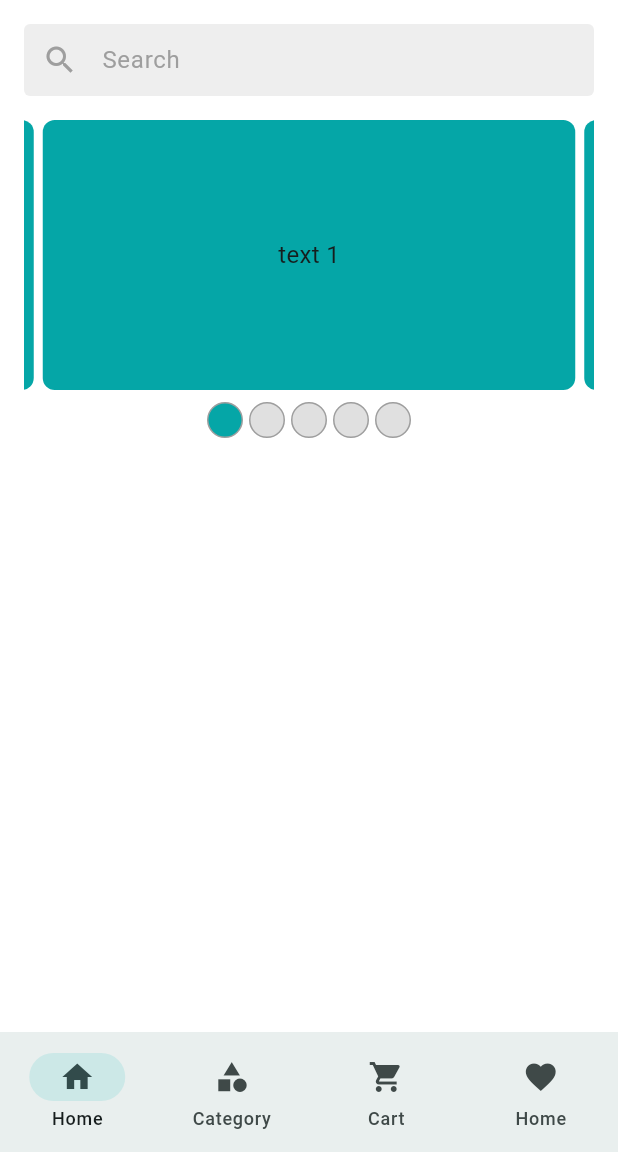
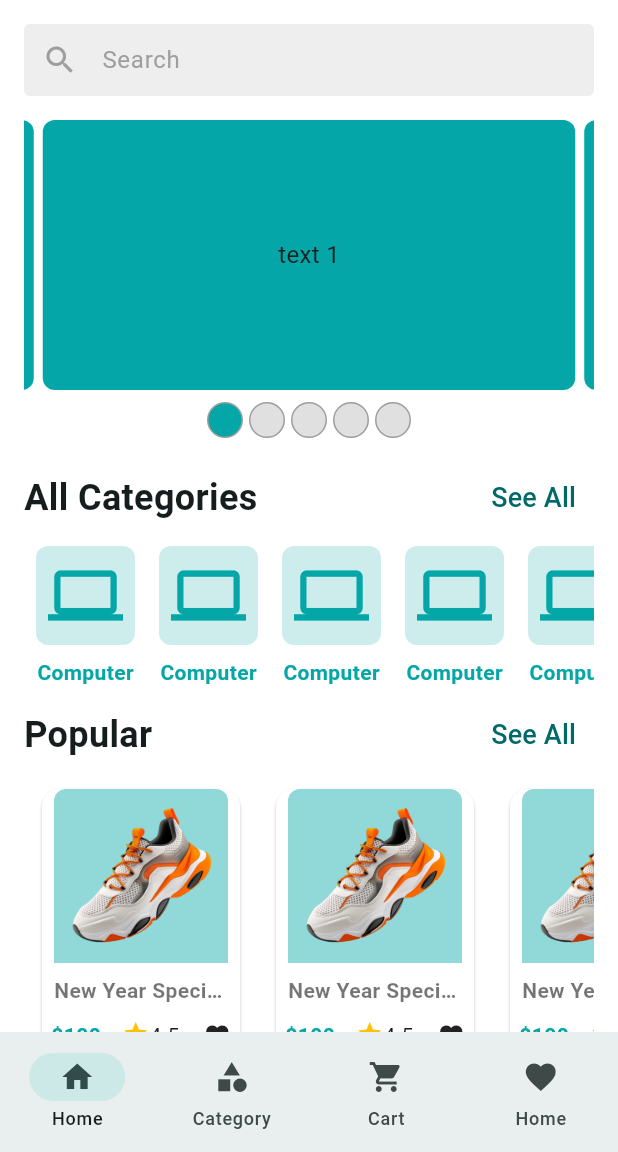
Before and after one commit to billalhossan1/ecomers-app, a Flutter app: the screen it shows after launch, on a phone screen of 412 x 824 dp, the part 84-1236 px from its top. Run offline on Flutter 3.47's test engine with Material 3 defaults, Android fonts, the phone set to English and light mode, and no system bars; drawn by our look-alikes of carousel_slider; our stand-ins replace flutter_svg, get, pin_code_fields.

Commit message:
add category screen

```diff
--- a/lib/app/app.dart
+++ b/lib/app/app.dart
@@ -4,6 +4,7 @@ import 'package:ecomers_app/app/controller_binder.dart';
 import 'package:ecomers_app/features/auth/ui/screen/login_screen.dart';
 import 'package:ecomers_app/features/auth/ui/screen/pin_verification_screen.dart';
 import 'package:ecomers_app/features/auth/ui/screen/register_screen.dart';
+import 'package:ecomers_app/features/category/ui/screens/category_list_screen.dart';
 import 'package:ecomers_app/features/home/ui/screens/main_bottom_nav_screen.dart';
 import 'package:flutter/material.dart';
 import 'package:get/get.dart';
@@ -23,6 +24,7 @@ class CraftyBay extends StatelessWidget {
         PinVerificationScreen.name:(context)=>const PinVerificationScreen(),
         RegisterScreen.name : (context)=>const RegisterScreen(),
         MainBottomNavBar.name : (context)=>const MainBottomNavBar(),
+        CategoryListScreen.name : (context)=>const CategoryListScreen(),
 
       },
       theme: AppThemeData.lightThemeData,
--- a/lib/app/assets_path.dart
+++ b/lib/app/assets_path.dart
@@ -2,5 +2,6 @@ class AssetsPath{
   static const String _initialPath='assets/images';
   static String logo='$_initialPath/logo.svg';
   static String logoNav='$_initialPath/logo_nav.svg';
+  static String shoe = '$_initialPath/shoe.png';
 
 }
--- a/lib/app/controller_binder.dart
+++ b/lib/app/controller_binder.dart
@@ -1,4 +1,4 @@
-import 'package:ecomers_app/features/common/ui/main_bottom_nav_controller.dart';
+import 'package:ecomers_app/features/common/controller/main_bottom_nav_controller.dart';
 import 'package:get/get.dart';
 
 class ControllerBinder extends Bindings
--- a/lib/features/auth/ui/screen/login_screen.dart
+++ b/lib/features/auth/ui/screen/login_screen.dart
@@ -61,6 +61,11 @@ class _LoginScreenState extends State<LoginScreen> {
       ),
     );
   }
+  @override
+  void dispose(){
+    super.dispose();
+    _emailTEController.dispose();
+  }
 
   void _moveToNextScreen() {
     if (_formKey.currentState!.validate()) {
--- a/lib/features/auth/ui/screen/pin_verification_screen.dart
+++ b/lib/features/auth/ui/screen/pin_verification_screen.dart
@@ -20,6 +20,7 @@ class _PinVerificationScreenState extends State<PinVerificationScreen> {
   late Timer _timer;
    int time=AppConstant.timer;
   bool enableResendButton = false;
+  final TextEditingController _pinCodeTEController = TextEditingController();
 
   @override
   void initState() {
@@ -42,6 +43,7 @@ class _PinVerificationScreenState extends State<PinVerificationScreen> {
   void dispose() {
     _timer.cancel();
     super.dispose();
+    _pinCodeTEController.dispose();
   }
 
   @override
@@ -65,6 +67,7 @@ class _PinVerificationScreenState extends State<PinVerificationScreen> {
               AppThemeData.secondaryText('A 4 digit OTP code has been sent'),
               const SizedBox(height: 24),
               PinCodeTextField(
+                controller: _pinCodeTEController,
                 length: 6,
                 obscureText: false,
                 animationType: AnimationType.fade,
--- /dev/null
+++ b/lib/features/category/ui/screens/category_list_screen.dart
@@ -0,0 +1,23 @@
+import 'package:ecomers_app/app/app_theme_data.dart';
+import 'package:ecomers_app/features/home/ui/widgets/category_item_widget.dart';
+import 'package:flutter/material.dart';
+
+class CategoryListScreen extends StatefulWidget {
+  const CategoryListScreen({super.key});
+  static String name = '/category-list-screen';
+
+  @override
+  State<CategoryListScreen> createState() => _CategoryScreenState();
+}
+
+class _CategoryScreenState extends State<CategoryListScreen> {
+  @override
+  Widget build(BuildContext context) {
+    return Scaffold(
+      appBar: AppBar(title: AppThemeData.primaryText('Category List')),
+      body: GridView.builder(itemCount:20,gridDelegate: const SliverGridDelegateWithFixedCrossAxisCount(crossAxisCount: 4,crossAxisSpacing: 4,mainAxisSpacing: 16), itemBuilder: (context,index){
+        return const FittedBox(child: CategoryItemWidget());
+      })
+    );
+  }
+}
--- a/lib/features/home/ui/screens/CategoryScreen.dart
+++ /dev/null
@@ -1,22 +0,0 @@
-import 'package:flutter/material.dart';
-
-class CategoryScreen extends StatefulWidget {
-  const CategoryScreen({super.key});
-
-  @override
-  State<CategoryScreen> createState() => _CategoryScreenState();
-}
-
-class _CategoryScreenState extends State<CategoryScreen> {
-  @override
-  Widget build(BuildContext context) {
-    return Scaffold(
-      body: Column(
-        mainAxisAlignment: MainAxisAlignment.center,
-        children: [
-          Center(child: Text('category'),),
-        ],
-      ),
-    );
-  }
-}
--- a/lib/features/home/ui/screens/home_screen.dart
+++ b/lib/features/home/ui/screens/home_screen.dart
@@ -1,7 +1,13 @@
-import 'package:carousel_slider/carousel_slider.dart';
+
+import 'package:ecomers_app/app/assets_path.dart';
+import 'package:ecomers_app/features/home/ui/widgets/category_item_widget.dart';
+import 'package:ecomers_app/features/home/ui/widgets/category_text_widget.dart';
 import 'package:ecomers_app/features/home/ui/widgets/home_carosel_slider.dart';
+import 'package:ecomers_app/features/home/ui/widgets/poduct_item_widget.dart';
 import 'package:ecomers_app/features/home/ui/widgets/product_search_bar.dart';
 import 'package:flutter/material.dart';
+import 'package:flutter_svg/flutter_svg.dart';
+
 
 class HomeScreen extends StatefulWidget {
   const HomeScreen({super.key});
@@ -15,18 +21,126 @@ class _HomeScreenState extends State<HomeScreen> {
   @override
   Widget build(BuildContext context) {
     return Scaffold(
-        body: Padding(
+        appBar: AppBar(title: SvgPicture.asset(AssetsPath.logoNav),
+          actions: [
+            Row(
+              children: [
+                CircleAvatar(backgroundColor:Colors.grey,child: IconButton(onPressed: (){}, icon: const Icon(Icons.person,color: Colors.white,),)),
+                const SizedBox(width: 12,),
+                CircleAvatar(backgroundColor: Colors.grey,child: IconButton(onPressed: (){}, icon: const Icon(Icons.call),color: Colors.white),),
+                const SizedBox(width: 12,),
+                CircleAvatar(backgroundColor: Colors.grey,child: IconButton(onPressed: (){}, icon: const Icon(Icons.alarm_sharp),color: Colors.white)),
+              ],
+            )
+          ],
+        ),
+        body: SingleChildScrollView(
+          scrollDirection: Axis.vertical,
+          child: Padding(
                 padding: const EdgeInsets.all(16.0),
                 child: Column(
+          crossAxisAlignment: CrossAxisAlignment.start,
           children: [
             ProductSearchBar(
               controller: searchBarController,
             ),
-          const SizedBox(height: 16,),
+            const SizedBox(
+              height: 16,
+            ),
             HomeCaroselSlider(),
-
+            const SizedBox(
+              height: 16,
+            ),
+            const CategoryTextWidget(
+              tittle: 'All Categories',
+            ),
+            SingleChildScrollView(
+              scrollDirection: Axis.horizontal,
+              child: Row(children: getCategoryList()),
+            ),
+            const CategoryTextWidget(
+              tittle: 'Popular',
+            ),
+            SingleChildScrollView(
+              scrollDirection: Axis.horizontal,
+              child: Row(children: getPopularList()),
+            ), const CategoryTextWidget(
+              tittle: 'Special',
+            ),
+            SingleChildScrollView(
+              scrollDirection: Axis.horizontal,
+              child: Row(children: getSpecialList()),
+            ),const CategoryTextWidget(
+              tittle: 'New',
+            ),
+            SingleChildScrollView(
+              scrollDirection: Axis.horizontal,
+              child: Row(children: getNewList()),
+            ),
           ],
+                ),
               ),
         ));
   }
+
+  List<Widget> getCategoryList() {
+    List<Widget> categoryList = [];
+    for (int i = 0; i < 10; i++) {
+      categoryList.add(const Padding(
+        padding: EdgeInsets.all(8.0),
+        child: CategoryItemWidget(),
+      ));
     }
+    return categoryList;
+  }
+
+  List<Widget> getSpecialList() {
+    List<Widget> categoryList = [];
+    for (int i = 0; i < 10; i++) {
+      categoryList.add(const Padding(
+        padding: EdgeInsets.all(8.0),
+        child: ProductItemWidget(
+          tittle: 'Speccial',
+          rating: 4.5,
+          price: 100,
+        ),
+      ));
+    }
+    return categoryList;
+  }
+
+  List<Widget> getPopularList() {
+    List<Widget> popularList = [];
+    for (int i = 0; i < 10; i++) {
+      popularList.add(const Padding(
+          padding: EdgeInsets.all(8.0),
+          child: ProductItemWidget(
+            tittle: 'New Year Special 3D',
+            rating: 4.5,
+            price: 100,
+          )));
+    }
+    return popularList;
+  }
+
+
+  List<Widget> getNewList() {
+    List<Widget> newList = [];
+    for (int i = 0; i < 10; i++) {
+      newList.add(const Padding(
+          padding: EdgeInsets.all(8.0),
+          child: ProductItemWidget(
+            tittle: 'New Year Special 3D',
+            rating: 4.5,
+            price: 100,
+          )));
+    }
+    return newList;
+  }
+
+  @override
+  void dispose() {
+    super.dispose();
+    searchBarController.dispose();
+  }
+}
--- a/lib/features/home/ui/screens/main_bottom_nav_screen.dart
+++ b/lib/features/home/ui/screens/main_bottom_nav_screen.dart
@@ -1,6 +1,6 @@
 import 'package:ecomers_app/app/assets_path.dart';
-import 'package:ecomers_app/features/common/ui/main_bottom_nav_controller.dart';
-import 'package:ecomers_app/features/home/ui/screens/CategoryScreen.dart';
+import 'package:ecomers_app/features/common/controller/main_bottom_nav_controller.dart';
+import 'package:ecomers_app/features/category/ui/screens/category_list_screen.dart';
 import 'package:ecomers_app/features/home/ui/screens/cart_screen.dart';
 import 'package:ecomers_app/features/home/ui/screens/wishlist_screen.dart';
 import 'package:flutter/material.dart';
@@ -20,7 +20,7 @@ class MainBottomNavBar extends StatefulWidget {
 class _MainBottomNavBarState extends State<MainBottomNavBar> {
 final List<Widget> screens=[
   const HomeScreen(),
-  const CategoryScreen(),
+  const CategoryListScreen(),
   const CartScreen(),
   const WishListScreen()
 ];
@@ -29,19 +29,7 @@ final List<Widget> screens=[
     return GetBuilder<MainBottomNavController>(
       builder: (controller) {
         return Scaffold(
-          appBar: AppBar(title: SvgPicture.asset(AssetsPath.logoNav),
-            actions: [
-              Row(
-                children: [
-                  CircleAvatar(backgroundColor:Colors.grey,child: IconButton(onPressed: (){}, icon: const Icon(Icons.person,color: Colors.white,),)),
-                  const SizedBox(width: 12,),
-                  CircleAvatar(backgroundColor: Colors.grey,child: IconButton(onPressed: (){}, icon: const Icon(Icons.call),color: Colors.white),),
-                  const SizedBox(width: 12,),
-                  CircleAvatar(backgroundColor: Colors.grey,child: IconButton(onPressed: (){}, icon: const Icon(Icons.alarm_sharp),color: Colors.white)),
-                ],
-              )
-            ],
-          ),
+
           bottomNavigationBar: NavigationBar(
               destinations: const[
             NavigationDestination(icon: Icon(Icons.home,), label: 'Home'),
--- /dev/null
+++ b/lib/features/home/ui/widgets/category_item_widget.dart
@@ -0,0 +1,41 @@
+import 'package:ecomers_app/app/app_color.dart';
+import 'package:flutter/material.dart';
+
+class CategoryItemWidget extends StatelessWidget {
+  const CategoryItemWidget({
+    super.key,
+  });
+
+
+  @override
+  Widget build(BuildContext context) {
+    return
+      GestureDetector(
+        onTap: () {},
+        child: Column(
+          children: [
+            Container(
+              decoration: BoxDecoration(
+                borderRadius: BorderRadius.circular(8),
+                color: AppColor.themeColor.withOpacity(0.2),
+              ),
+              padding: const EdgeInsets.all(8),
+              child: const Icon(
+                Icons.computer,
+                size: 50,
+                color: AppColor.themeColor,
+              ),
+            ),
+            const SizedBox(
+              height: 8,
+            ),
+            const Text(
+              'Computer',
+              style:  TextStyle(
+                  color: AppColor.themeColor, fontWeight: FontWeight.bold),
+            )
+          ],
+        ),
+      );
+  }
+}
--- /dev/null
+++ b/lib/features/home/ui/widgets/category_text_widget.dart
@@ -0,0 +1,26 @@
+import 'package:ecomers_app/app/app_theme_data.dart';
+import 'package:flutter/material.dart';
+
+class CategoryTextWidget extends StatelessWidget {
+
+  const CategoryTextWidget({
+    super.key, required this.tittle,
+  });
+  final String tittle;
+
+  @override
+  Widget build(BuildContext context) {
+    return Row(
+      mainAxisAlignment: MainAxisAlignment.spaceBetween,
+      children: [
+        AppThemeData.primaryText(tittle),
+        TextButton(
+            onPressed: () {},
+            child: const Text('See All',
+                style: TextStyle(
+                  fontSize: 18,
+                )))
+      ],
+    );
+  }
+}
--- /dev/null
+++ b/lib/features/home/ui/widgets/poduct_item_widget.dart
@@ -0,0 +1,75 @@
+import 'package:ecomers_app/app/app_color.dart';
+import 'package:ecomers_app/app/assets_path.dart';
+import 'package:flutter/material.dart';
+
+class ProductItemWidget extends StatelessWidget {
+  const ProductItemWidget({
+    super.key, required this.tittle, required this.rating, required this.price,
+  });
+  final String tittle;
+  final int price;
+  final double rating;
+
+  @override
+  Widget build(BuildContext context) {
+    return GestureDetector(
+      onTap: (){},//TODO
+      child: SizedBox(
+        width: 140,
+        child: Card(
+            color: Colors.white,
+            child: Column(
+              children: [
+                Container(
+                  decoration: BoxDecoration(
+                      color: AppColor.themeColor.withOpacity(0.44),
+                      borderRadius: const BorderRadius.only(
+                          topLeft: Radius.circular(8),
+                          topRight: Radius.circular(8))),
+                  padding: const EdgeInsets.all(8.0),
+                  child: Image.asset(
+                    AssetsPath.shoe,
+                    fit: BoxFit.cover,
+                    height: 100,
+                  ),
+                ),
+                 Column(
+
+                  children: [
+                    Padding(
+                      padding: EdgeInsets.all(8.0),
+                      child: Text(
+                        tittle,
+                        maxLines: 1,
+                        overflow: TextOverflow.ellipsis,
+                        style: TextStyle(
+                            color: Colors.black54,
+                            fontWeight: FontWeight.bold),
+                      ),
+                    ),
+                    Padding(
+                      padding: EdgeInsets.all(2),
+                      child: Row(
+                        mainAxisAlignment: MainAxisAlignment.spaceEvenly,
+                        children: [
+                          Text('\$$price',style: TextStyle(fontWeight: FontWeight.w600,color: AppColor.themeColor),),
+                          SizedBox(width: 6,),
+                          Wrap(
+                            children: [
+                              Icon(Icons.star,color: Colors.amber,size: 18,),
+                              Text('$rating',style: TextStyle(fontWeight: FontWeight.w400),),
+                            ],
+                          ),
+                          SizedBox(width: 8,),
+                          Icon(Icons.favorite,size: 18,)
+                        ],
+                      ),
+                    )
+                  ],
+                )
+              ],
+            )),
+      ),
+    );
+  }
+}
```
Also changed, not shown: assets/images/shoe.png (added), lib/features/common/controller/main_bottom_nav_controller.dart (renamed from lib/features/common/ui/main_bottom_nav_controller.dart), lib/features/common/ui/screens/main_bottom_nav_bar.dart (deleted). Lines whose indentation alone changed are shown as unchanged.
